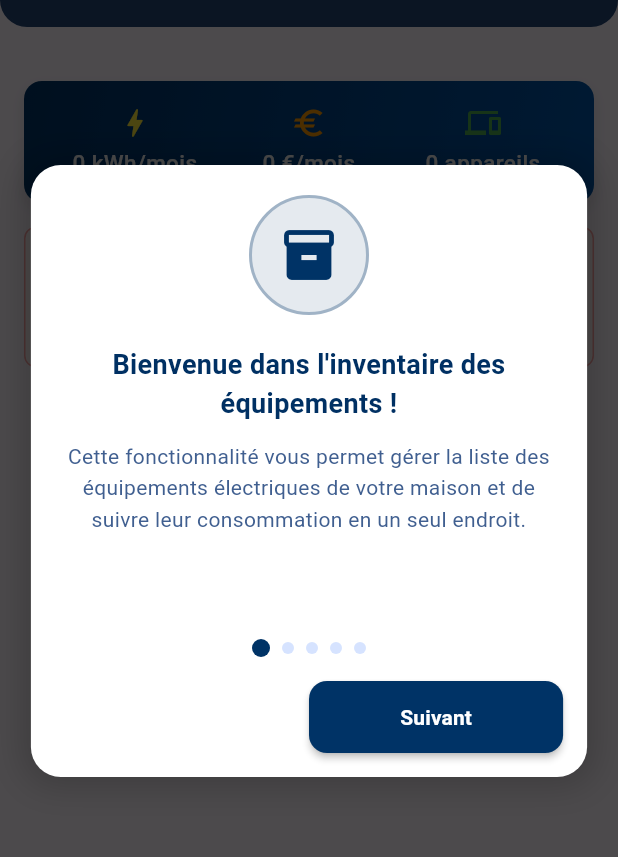
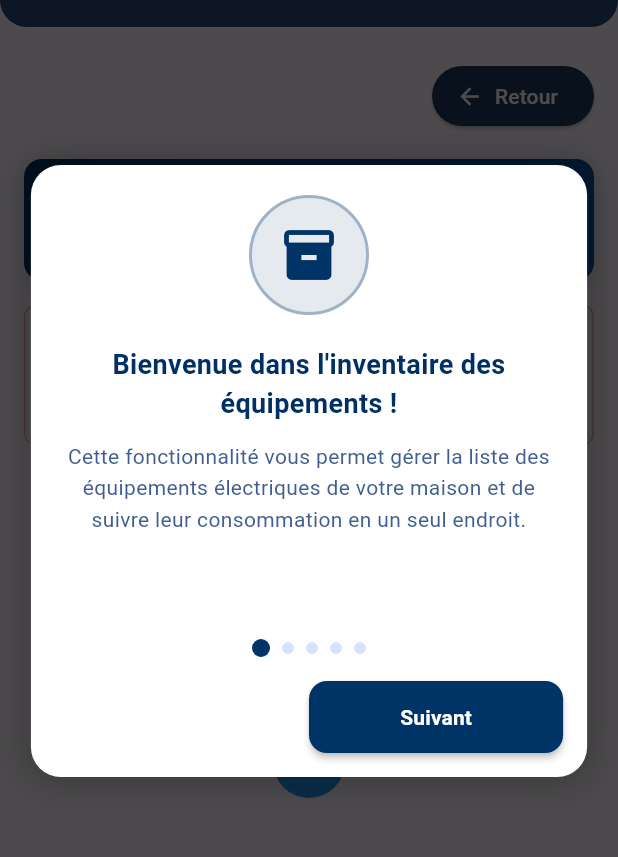
Before and after one commit to ThomasVly/Projet_SIGH, a Flutter app: the screen it shows after launch, item 2 of the bottom bar chosen, after a tap on "Equipements", on a phone screen of 412 x 824 dp, the part 147-1004 px from its top. Run offline on Flutter 3.47's test engine with Material 3 defaults, Android fonts, the phone set to English and light mode, and no system bars; our stand-ins replace cloud_firestore, firebase_core, fl_chart, flutter_local_notifications, flutter_svg, geolocator and 6 more; missing offline and left inert: flutter_pdfview, workmanager; accounts and stored records are empty.

Commit message:
feat : statistics, price in sharedPreferences, changes on EquipmentPage to use the price in the sharedPreferences

```diff
--- a/lib/pages/consumption/models/consumption_page.dart
+++ b/lib/pages/consumption/models/consumption_page.dart
@@ -2,6 +2,8 @@ import 'package:flutter/material.dart';
 import 'package:projet_sigh_grp1/common-widget/header/header_widget.dart';
 import 'package:projet_sigh_grp1/pages/equipments/equipments_page.dart';
 import 'package:fl_chart/fl_chart.dart';
+import 'package:shared_preferences/shared_preferences.dart';
+import 'package:projet_sigh_grp1/shared/local_database/db-creator.dart'; // Ajuste le chemin selon ton projet
 
 class ConsumptionPage extends StatefulWidget {
   const ConsumptionPage({Key? key}) : super(key: key);
@@ -39,10 +41,35 @@ class _ConsumptionPageState extends State<ConsumptionPage> {
   int selectedYear = 2026;
   final TextEditingController consumptionController = TextEditingController();
 
+  final TextEditingController kwhPriceController = TextEditingController(text: '0.20');
+  double kwhPrice = 0.20; // Prix par défaut en €/kWh
+
+  @override
+  void initState() {
+    super.initState();
+    _loadKwhPrice(); // Charge le prix au démarrage
+  }
+
   @override
   void dispose() {
     consumptionController.dispose();
     super.dispose();
+  }
+
+  // Charger le prix du kWh depuis SharedPreferences
+  Future<void> _loadKwhPrice() async {
+    final prefs = await SharedPreferences.getInstance();
+    final savedPrice = prefs.getDouble('kwh_price') ?? 0.20;
+    setState(() {
+      kwhPrice = savedPrice;
+      kwhPriceController.text = savedPrice.toString();
+    });
+  }
+
+  // Sauvegarder le prix du kWh dans SharedPreferences
+  Future<void> _saveKwhPrice(double price) async {
+    final prefs = await SharedPreferences.getInstance();
+    await prefs.setDouble('kwh_price', price);
   }
 
   List<MapEntry<String, double>> getFilteredData() {
@@ -80,11 +107,27 @@ class _ConsumptionPageState extends State<ConsumptionPage> {
                     navigationContext: context,
                   ),
                   Padding(
-                    padding: const EdgeInsets.all(16.0),
+                    padding: const EdgeInsets.fromLTRB(16, 4, 16, 16),
                     child: Column(
                       crossAxisAlignment: CrossAxisAlignment.start,
                       children: [
-                        const SizedBox(height: 20),
+                        Align(
+                          alignment: Alignment.centerRight,
+                          child: ElevatedButton(
+                            onPressed: () {
+                              Navigator.push(
+                                context,
+                                MaterialPageRoute(builder: (context) => const EquipmentsPage()),
+                              );
+                            },
+                            style: ElevatedButton.styleFrom(
+                              backgroundColor: const Color(0xFF1E3A5F),
+                              foregroundColor: Colors.white,
+                            ),
+                            child: const Text('Equipements'),
+                          ),
+                        ),
+                        const SizedBox(height: 10),
                         _buildPeriodSelector(),
                         const SizedBox(height: 20),
                         _buildConsumptionChart(),
@@ -104,19 +147,6 @@ class _ConsumptionPageState extends State<ConsumptionPage> {
                     ),
                   ),
                 ],
-              ),
-            ),
-            Positioned(
-              top: 100,
-              right: 20,
-              child: ElevatedButton(
-                onPressed: () {
-                  Navigator.push(
-                    context,
-                    MaterialPageRoute(builder: (context) => const EquipmentsPage()),
-                  );
-                },
-                child: const Text('Equipements'),
               ),
             ),
           ],
@@ -220,6 +250,31 @@ class _ConsumptionPageState extends State<ConsumptionPage> {
               ),
             ],
           ),
+          const SizedBox(height: 20),
+          const Text(
+            'Prix du kWh',
+            style: TextStyle(fontSize: 12, color: Colors.grey),
+          ),
+          const SizedBox(height: 5),
+          TextField(
+            controller: kwhPriceController,
+            keyboardType: const TextInputType.numberWithOptions(decimal: true),
+            decoration: InputDecoration(
+              contentPadding: const EdgeInsets.symmetric(horizontal: 12, vertical: 8),
+              border: OutlineInputBorder(borderRadius: BorderRadius.circular(8)),
+              suffixText: '€/kWh',
+              hintText: kwhPrice.toStringAsFixed(2), // Utilise le prix chargé
+            ),
+            onChanged: (value) {
+              double? newPrice = double.tryParse(value.replaceAll(',', '.'));
+              if (newPrice != null && newPrice > 0) {
+                setState(() {
+                  kwhPrice = newPrice;
+                });
+                _saveKwhPrice(newPrice);
+              }
+            },
+          ),
         ],
       ),
     );
@@ -254,9 +309,32 @@ class _ConsumptionPageState extends State<ConsumptionPage> {
       );
     }
 
+
     var values = filteredData.map((e) => e.value).toList();
     double minY = values.reduce((a, b) => a < b ? a : b) - 20;
     double maxY = values.reduce((a, b) => a > b ? a : b) + 20;
+
+    // Calcul min et max pour le gradient de couleur
+    double minConsumption = values.reduce((a, b) => a < b ? a : b);
+    double maxConsumption = values.reduce((a, b) => a > b ? a : b);
+
+    // Fonction pour obtenir la couleur en fonction de la consommation
+    Color getColorForConsumption(double consumption) {
+      if (maxConsumption == minConsumption) {
+        return Colors.orange; // Si toutes les valeurs sont identiques
+      }
+
+      // Normaliser la valeur entre 0 et 1
+      double normalized = (consumption - minConsumption) / (maxConsumption - minConsumption);
+
+      // Interpolation du rouge (haute conso) au vert (basse conso)
+      // Rouge pour normalized proche de 1, vert pour normalized proche de 0
+      return Color.lerp(
+        Colors.green,      // Basse consommation
+        Colors.red,        // Haute consommation
+        normalized,
+      )!;
+    }
 
     return Container(
       padding: const EdgeInsets.all(16),
@@ -299,8 +377,9 @@ class _ConsumptionPageState extends State<ConsumptionPage> {
                         final consumption = touchedSpot.y;
                         final period = filteredData[index].key;
                         var parts = period.split('-');
+                        final cost = consumption * kwhPrice;
                         return LineTooltipItem(
-                          '${formatMonthYear(period)} ${parts[0]}\n${consumption.toStringAsFixed(0)}W',
+                          '${formatMonthYear(period)} ${parts[0]}\n${consumption.toStringAsFixed(0)}kWh\n${cost.toStringAsFixed(2)} €',
                           const TextStyle(
                             color: Colors.white,
                             fontWeight: FontWeight.bold,
@@ -370,7 +449,7 @@ class _ConsumptionPageState extends State<ConsumptionPage> {
                       reservedSize: 40,
                       getTitlesWidget: (value, meta) {
                         return Text(
-                          '${value.toInt()}W',
+                          '${value.toInt()}kWh',
                           style: const TextStyle(
                             color: Colors.grey,
                             fontSize: 12,
@@ -401,11 +480,11 @@ class _ConsumptionPageState extends State<ConsumptionPage> {
                     dotData: FlDotData(
                       show: true,
                       getDotPainter: (spot, percent, barData, index) {
+                        final consumption = filteredData[index].value;
+                        final dotColor = getColorForConsumption(consumption);
                         return FlDotCirclePainter(
                           radius: touchedIndex == index ? 6 : 4,
-                          color: touchedIndex == index
-                              ? Colors.orange
-                              : const Color(0xFF1E3A5F),
+                          color: dotColor,
                           strokeWidth: 2,
                           strokeColor: Colors.white,
                         );
@@ -500,9 +579,9 @@ class _ConsumptionPageState extends State<ConsumptionPage> {
                       controller: consumptionController,
                       keyboardType: TextInputType.number,
                       decoration: const InputDecoration(
-                        labelText: 'Consommation (W)',
+                        labelText: 'Consommation (kWh)',
                         border: OutlineInputBorder(),
-                        suffixText: 'W',
+                        suffixText: 'kWh',
                       ),
                     ),
                   ],
@@ -571,16 +650,231 @@ class _ConsumptionPageState extends State<ConsumptionPage> {
     double max = values.reduce((a, b) => a > b ? a : b);
     double current = values.last;
 
+    // Calcul du pourcentage de variation par rapport à la moyenne
+    double variationPercent = ((current - average) / average) * 100;
+    String lastPeriod = filteredData.last.key;
+    var parts = lastPeriod.split('-');
+    String lastMonthFormatted = '${formatMonthYear(lastPeriod)} ${parts[0]}';
+    bool isIncrease = variationPercent > 0;
+    Color variationColor = isIncrease ? Colors.red : Colors.green;
+    String variationText = '${isIncrease ? '+' : ''}${variationPercent.toStringAsFixed(1)}%';
+    IconData variationIcon = isIncrease ? Icons.trending_up : Icons.trending_down;
+
     return Column(
       children: [
-        _buildStatCard('Consommation moyenne', '${average.toStringAsFixed(0)}W', Colors.blue),
-        const SizedBox(height: 10),
-        _buildStatCard('Consommation maximale', '${max.toStringAsFixed(0)}W', Colors.orange),
-        const SizedBox(height: 10),
-        _buildStatCard('Consommation actuelle', '${current.toStringAsFixed(0)}W', Colors.green),
+        // Cadre unique pour les statistiques
+        Container(
+          padding: const EdgeInsets.all(16),
+          decoration: BoxDecoration(
+            color: Colors.white,
+            borderRadius: BorderRadius.circular(12),
+            border: Border.all(color: Colors.grey.withOpacity(0.3)),
+            boxShadow: [
+              BoxShadow(
+                color: Colors.grey.withOpacity(0.1),
+                blurRadius: 5,
+                offset: const Offset(0, 2),
+              ),
+            ],
+          ),
+          child: Column(
+            children: [
+              // Consommation moyenne
+              Row(
+                mainAxisAlignment: MainAxisAlignment.spaceBetween,
+                children: [
+                  Text(
+                    'Consommation moyenne',
+                    style: const TextStyle(
+                      fontSize: 14,
+                      color: Colors.grey,
+                    ),
+                  ),
+                  Text(
+                    '${average.toStringAsFixed(0)} kWh',
+                    style: const TextStyle(
+                      fontSize: 18,
+                      fontWeight: FontWeight.bold,
+                      color: Colors.blue,
+                    ),
+                  ),
+                ],
+              ),
+              const SizedBox(height: 12),
+              Divider(color: Colors.grey.withOpacity(0.3)),
+              const SizedBox(height: 12),
+
+              // Consommation maximale
+              Row(
+                mainAxisAlignment: MainAxisAlignment.spaceBetween,
+                children: [
+                  Text(
+                    'Consommation maximale',
+                    style: const TextStyle(
+                      fontSize: 14,
+                      color: Colors.grey,
+                    ),
+                  ),
+                  Text(
+                    '${max.toStringAsFixed(0)} kWh',
+                    style: const TextStyle(
+                      fontSize: 18,
+                      fontWeight: FontWeight.bold,
+                      color: Colors.orange,
+                    ),
+                  ),
+                ],
+              ),
+              const SizedBox(height: 12),
+              Divider(color: Colors.grey.withOpacity(0.3)),
+              const SizedBox(height: 12),
+
+              // Consommation pour le mois X avec la valeur
+              Row(
+                mainAxisAlignment: MainAxisAlignment.spaceBetween,
+                children: [
+                  Text(
+                    'Consommation pour $lastMonthFormatted',
+                    style: const TextStyle(
+                      fontSize: 14,
+                      color: Colors.grey,
+                    ),
+                  ),
+                  Text(
+                    '${current.toStringAsFixed(0)} kWh',
+                    style: const TextStyle(
+                      fontSize: 18,
+                      fontWeight: FontWeight.bold,
+                      color: Colors.green,
+                    ),
+                  ),
+                ],
+              ),
+              const SizedBox(height: 8), // Petit espacement sans divider
+
+              // Variation par rapport à la période (même row, sans séparation)
+              Row(
+                mainAxisAlignment: MainAxisAlignment.spaceBetween,
+                children: [
+                  Expanded(
+                    child: Text(
+                      'Par rapport au reste de la période',
+                      style: const TextStyle(
+                        fontSize: 12,
+                        color: Colors.grey,
+                      ),
+                    ),
+                  ),
+                  const SizedBox(width: 8),
+                  Row(
+                    children: [
+                      Icon(
+                        variationIcon,
+                        color: variationColor,
+                        size: 20,
+                      ),
+                      const SizedBox(width: 4),
+                      Text(
+                        variationText,
+                        style: TextStyle(
+                          fontSize: 16,
+                          fontWeight: FontWeight.bold,
+                          color: variationColor,
+                        ),
+                      ),
+                    ],
+                  ),
+                ],
+              ),
+              const SizedBox(height: 4),
+              // Texte augmentation/diminution aligné à droite
+              Row(
+                mainAxisAlignment: MainAxisAlignment.end,
+                children: [
+                  Text(
+                    isIncrease ? 'Augmentation' : 'Diminution',
+                    style: TextStyle(
+                      fontSize: 11,
+                      color: variationColor,
+                      fontWeight: FontWeight.w500,
+                    ),
+                  ),
+                ],
+              ),
+            ],
+          ),
+        ),
       ],
     );
   }
+
+
+
+
+  Widget _buildVariationCard(String title, String value, Color color, IconData icon, bool isIncrease) {
+    return Container(
+      padding: const EdgeInsets.all(16),
+      decoration: BoxDecoration(
+        color: Colors.white,
+        borderRadius: BorderRadius.circular(12),
+        border: Border.all(color: color.withOpacity(0.3)),
+        boxShadow: [
+          BoxShadow(
+            color: Colors.grey.withOpacity(0.1),
+            blurRadius: 5,
+            offset: const Offset(0, 2),
+          ),
+        ],
+      ),
+      child: Row(
+        mainAxisAlignment: MainAxisAlignment.spaceBetween,
+        children: [
+          Expanded(
+            child: Column(
+              crossAxisAlignment: CrossAxisAlignment.start,
+              children: [
+                Text(
+                  title,
+                  style: const TextStyle(
+                    fontSize: 14,
+                    color: Colors.grey,
+                  ),
+                ),
+                const SizedBox(height: 4),
+                Text(
+                  isIncrease ? 'Augmentation' : 'Diminution',
+                  style: TextStyle(
+                    fontSize: 12,
+                    color: color,
+                    fontWeight: FontWeight.w500,
+                  ),
+                ),
+              ],
+            ),
+          ),
+          Row(
+            children: [
+              Icon(
+                icon,
+                color: color,
+                size: 24,
+              ),
+              const SizedBox(width: 8),
+              Text(
+                value,
+                style: TextStyle(
+                  fontSize: 20,
+                  fontWeight: FontWeight.bold,
+                  color: color,
+                ),
+              ),
+            ],
+          ),
+        ],
+      ),
+    );
+  }
+
 
   Widget _buildStatCard(String title, String value, Color color) {
     return Container(
--- a/lib/pages/equipments/appliance_selection_page.dart
+++ b/lib/pages/equipments/appliance_selection_page.dart
@@ -78,7 +78,7 @@ class _ApplianceSelectionPageState extends State<ApplianceSelectionPage> {
 
     try {
       for (final appliance in _selectedAppliances) {
-        final equipment = appliance.toEquipment(widget.room.name);
+        final equipment = await appliance.toEquipment(widget.room.name);
         await _equipmentService.insertEquipment(equipment);
       }
 
--- a/lib/pages/equipments/equipments_page.dart
+++ b/lib/pages/equipments/equipments_page.dart
@@ -79,8 +79,9 @@ class _EquipmentsPageState extends State<EquipmentsPage> {
   }
 
   void _updateTopConsumingEquipments(List<Equipment> allEquipments) {
-    allEquipments.sort((a, b) =>
-        b.monthlyConsumptionKwh.compareTo(a.monthlyConsumptionKwh));
+    allEquipments.sort(
+      (a, b) => b.monthlyConsumptionKwh.compareTo(a.monthlyConsumptionKwh),
+    );
 
     _topConsumingEquipments = allEquipments.take(5).toList();
   }
@@ -177,7 +178,10 @@ class _EquipmentsPageState extends State<EquipmentsPage> {
     }
   }
 
-  Future<void> _deleteEquipment(Equipment equipment, BuildContext bottomSheetContext) async {
+  Future<void> _deleteEquipment(
+    Equipment equipment,
+    BuildContext bottomSheetContext,
+  ) async {
     final confirmDelete = await showDialog<bool>(
       context: bottomSheetContext,
       builder: (context) => ConfirmDeleteDialog(
@@ -271,7 +275,9 @@ class _EquipmentsPageState extends State<EquipmentsPage> {
           onDelete: () => _deleteEquipment(equipment, context),
           onReset: (defaultAppliance) async {
             try {
-              final defaultEquipment = equipment.resetToDefault(defaultAppliance);
+              final defaultEquipment = equipment.resetToDefault(
+                defaultAppliance,
+              );
               await _equipmentService.updateEquipment(defaultEquipment);
               _loadData();
               Navigator.pop(context);
@@ -296,8 +302,9 @@ class _EquipmentsPageState extends State<EquipmentsPage> {
   }
 
   bool _isTopConsumingEquipment(Equipment equipment) {
-    return _topConsumingEquipments.any((topEquipment) =>
-        topEquipment.id == equipment.id);
+    return _topConsumingEquipments.any(
+      (topEquipment) => topEquipment.id == equipment.id,
+    );
   }
 
   Widget _buildAddRoomButton() {
@@ -313,11 +320,7 @@ class _EquipmentsPageState extends State<EquipmentsPage> {
               color: Colors.blue,
               borderRadius: BorderRadius.circular(24),
             ),
-            child: const Icon(
-              Icons.add,
-              size: 28,
-              color: Colors.white,
-            ),
+            child: const Icon(Icons.add, size: 28, color: Colors.white),
           ),
           padding: EdgeInsets.zero,
           constraints: const BoxConstraints(),
@@ -372,13 +375,36 @@ class _EquipmentsPageState extends State<EquipmentsPage> {
                   tooltip: 'Voir le guide d\'utilisation',
                 ),
               ),
+              Padding(
+                padding: const EdgeInsets.symmetric(
+                  horizontal: 16,
+                  vertical: 2,
+                ),
+                child: Align(
+                  alignment: Alignment.centerRight,
+                  child: ElevatedButton.icon(
+                    onPressed: () {
+                      Navigator.pop(context); // Retour simple
+                      // OU si tu veux forcer le retour vers ConsumptionPage :
+                      // Navigator.pushReplacement(
+                      //   context,
+                      //   MaterialPageRoute(builder: (context) => const ConsumptionPage()),
+                      // );
+                    },
+                    icon: const Icon(Icons.arrow_back),
+                    label: const Text('Retour'),
+                    style: ElevatedButton.styleFrom(
+                      backgroundColor: const Color(0xFF1E3A5F),
+                      foregroundColor: Colors.white,
+                    ),
+                  ),
+                ),
+              ),
 
               if (_isLoading)
                 Expanded(
                   child: Center(
-                    child: CircularProgressIndicator(
-                      color: Color(0xFF405F90),
-                    ),
+                    child: CircularProgressIndicator(color: Color(0xFF405F90)),
                   ),
                 )
               else
@@ -419,7 +445,8 @@ class _EquipmentsPageState extends State<EquipmentsPage> {
                                   padding: EdgeInsets.only(top: 40),
                                   child: Center(
                                     child: Column(
-                                      mainAxisAlignment: MainAxisAlignment.center,
+                                      mainAxisAlignment:
+                                          MainAxisAlignment.center,
                                       children: [
                                         Icon(
                                           Icons.home_work,
@@ -476,10 +503,7 @@ class _EquipmentsPageState extends State<EquipmentsPage> {
           ),
         ),
 
-        if (_showOnboarding)
-          OnboardingOverlay(
-            onComplete: _completeOnboarding,
-          ),
+        if (_showOnboarding) OnboardingOverlay(onComplete: _completeOnboarding),
       ],
     );
   }
--- a/pubspec.yaml
+++ b/pubspec.yaml
@@ -46,6 +46,7 @@ dependencies:
   provider: ^6.0.5
   flutter_svg: 2.0.9
   fl_chart: ^0.68.0
+  shared_preferences: ^2.2.2
 
   webview_flutter: ^4.10.0
   youtube_player_flutter: ^9.1.1
```
Also changed, not shown: lib/pages/equipments/components/equipment_detail_sheet.dart (+12 -2 lines), lib/pages/equipments/models/appliance.dart (+12 -5 lines), lib/pages/equipments/models/equipment.dart (+59 -9 lines), lib/pages/equipments/services/equipment_service.dart (+4 -4 lines).
